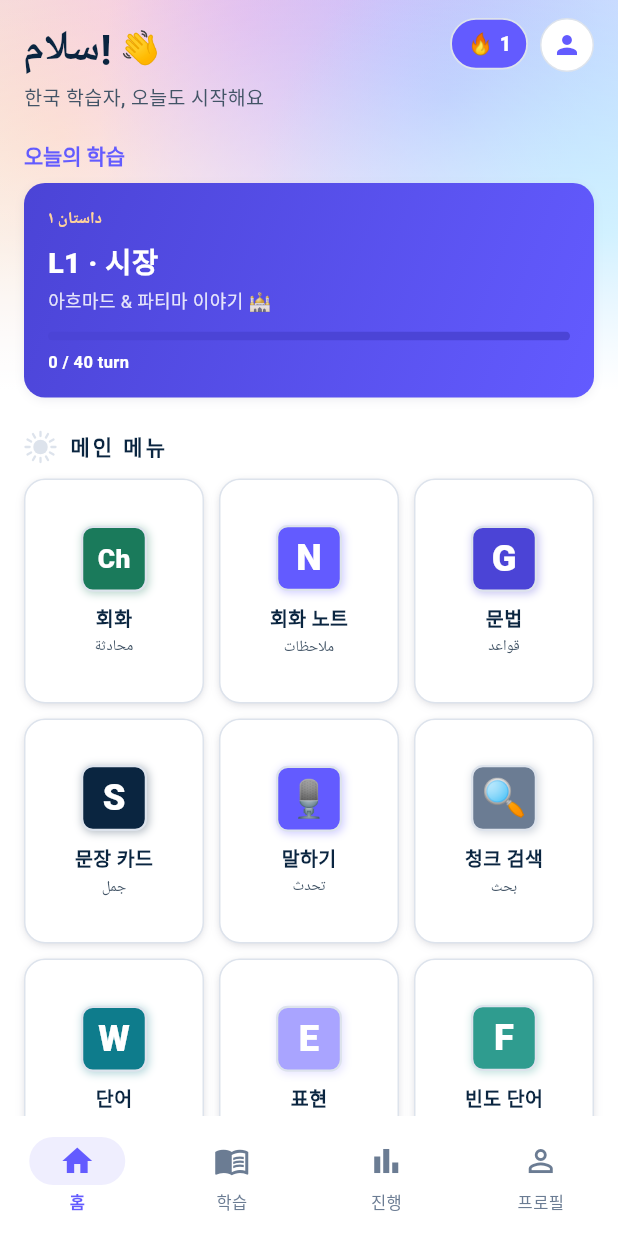
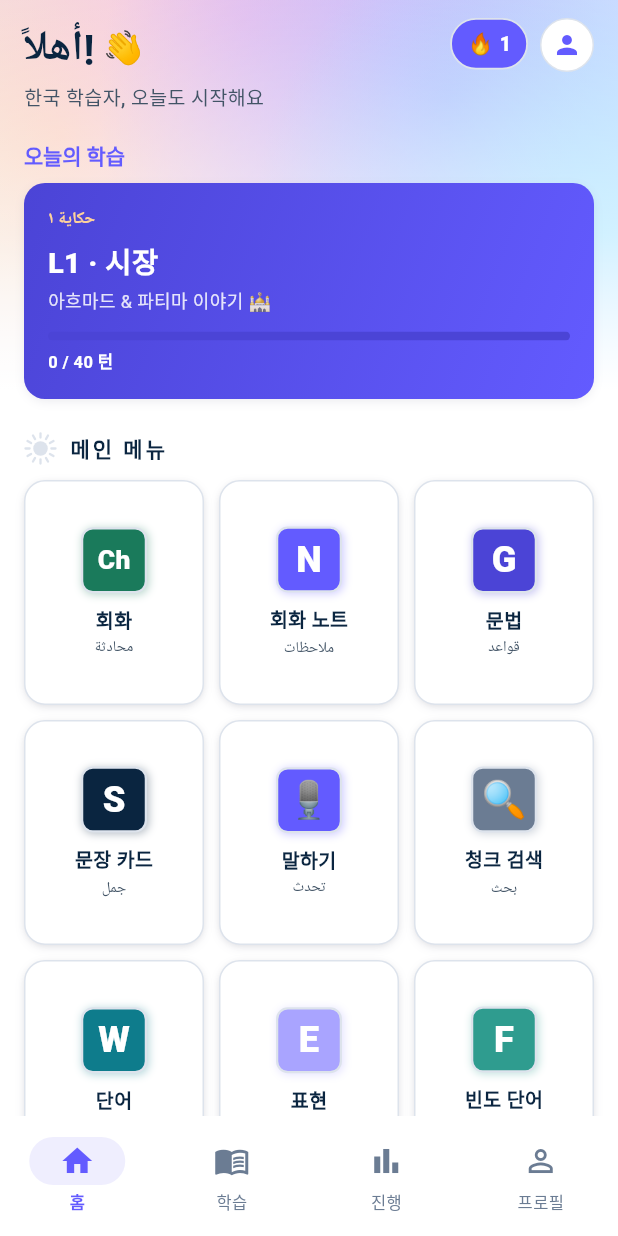
Before and after one commit to talkverselab/talkverse-ar, a Flutter app: the screen it shows after launch, on a phone screen of 412 x 824 dp. Run offline on Flutter 3.47's test engine with Material 3 defaults, Android fonts, the phone set to English and light mode, and no system bars; our stand-ins replace audioplayers, csv, drift, drift_flutter, flutter_secure_storage, flutter_tts and 5 more; missing offline and left inert: flutter_web_auth_2; accounts and stored records are empty; generated files the repository leaves out were written again; Roboto replaces fonts that are missing (Pretendard); statements that could not run were skipped.

Commit message:
fix: 페르시아어·템플릿 흔적 정리 — 인사·이야기 꼬리표·자막 칩·진행 화면 문구를 아랍어로, 옛 회화 주제 「생활」
- 낱말 누르기(글자 돋보기)도 ، ؛ ؟ 제외, 스크린샷 흐름은 첫 낱말(오른쪽 끝)을 누름
- 아이패드 스크린샷 10장 넘침 0

Co-Authored-By: Claude Opus 5.5 <noreply@anthropic.com>
Claude-Session: https://claude.ai/code/session_01YW29ZHGFYxL81KNqD4zdhZ

```diff
--- a/app/lib/screens/main_screen.dart
+++ b/app/lib/screens/main_screen.dart
@@ -155,7 +155,7 @@ class HomeScreen extends StatelessWidget {
                           Row(
                             children: const [
                               Text(
-                                'سلام!',
+                                'أهلاً!',
                                 style: TextStyle(
                                   fontSize: 28,
                                   fontWeight: FontWeight.w700,
@@ -318,7 +318,7 @@ class _TodayMissionState extends State<_TodayMission> {
           crossAxisAlignment: CrossAxisAlignment.start,
           children: [
             Text(
-              meta.level == 'L1' ? 'داستان ۱' : meta.level,
+              meta.level == 'L1' ? 'حكاية ١' : meta.level,
               style: const TextStyle(
                 color: AppColors.gualdaBright,
                 fontSize: 11,
@@ -352,7 +352,7 @@ class _TodayMissionState extends State<_TodayMission> {
             ),
             const SizedBox(height: 6),
             Text(
-              '$_learned / $_total turn',
+              '$_learned / $_total ${tr('턴')}',
               style: const TextStyle(color: AppColors.cal, fontSize: 11, fontWeight: FontWeight.w600),
             ),
           ],
--- a/app/lib/screens/progress_screen.dart
+++ b/app/lib/screens/progress_screen.dart
@@ -92,7 +92,7 @@ class _ProgressScreenState extends State<ProgressScreen> {
                 const SizedBox(height: 12),
                 Center(
                   child: Text(
-                    'قطره قطره جمع گردد، وانگهی دریا شود',
+                    'خطوة خطوة',
                     style: TextStyle(color: AppColors.tintaLight, fontSize: 12, letterSpacing: 2),
                   ),
                 ),
--- a/app/lib/services/dialogue_service.dart
+++ b/app/lib/services/dialogue_service.dart
@@ -144,7 +144,7 @@ class DialogueService {
         _all.add(Dialogue(
           id: '${level}_${m['id']}',
           region: level,
-          island: 'love', // 옛 L1 = 언어교환 앱에서 시작하는 설렘 이야기(원칙: 기존 연애 서사는 love 주제)
+          island: 'life', // 옛 L1 = 카이로 일상 장면(시장·집·카페·전화) — 주제 「생활」
           title: m['title'] as String? ?? m['id'] as String,
           emoji: m['emoji'] as String? ?? '💬',
           scene: m['scenario'] as String? ?? '',
--- a/app/lib/widgets/episode_play_pane.dart
+++ b/app/lib/widgets/episode_play_pane.dart
@@ -408,7 +408,7 @@ class _ControlBar extends StatelessWidget {
     final subs = Row(mainAxisSize: MainAxisSize.min, children: [
       Text(tr('자막'), style: const TextStyle(fontSize: 12, fontWeight: FontWeight.w800, color: AppColors.sumi)),
       const SizedBox(width: 4),
-      chip('فارسی', true, null, fixed: true),
+      chip('العربية', true, null, fixed: true),
       if (hasCol) chip('입말', showGloss, onGloss),
       if (hasRd) chip('독음', showRd, onRd),
       chip('한국어', showKo, onKo),
--- a/app/lib/widgets/glyph_sheet.dart
+++ b/app/lib/widgets/glyph_sheet.dart
@@ -166,7 +166,7 @@ class _TappableArabicTextState extends State<TappableArabicText> {
     }
     _recognizers.clear();
     final spans = <InlineSpan>[];
-    final re = RegExp(r'[؀-ۿ‌]+');
+    final re = RegExp(r'[\u0621-\u0652\u0670-\u06D3\u200C]+');
     var last = 0;
     for (final m in re.allMatches(widget.text)) {
       if (m.start > last) spans.add(TextSpan(text: widget.text.substring(last, m.start)));
```
Also changed, not shown: 1 other file.
